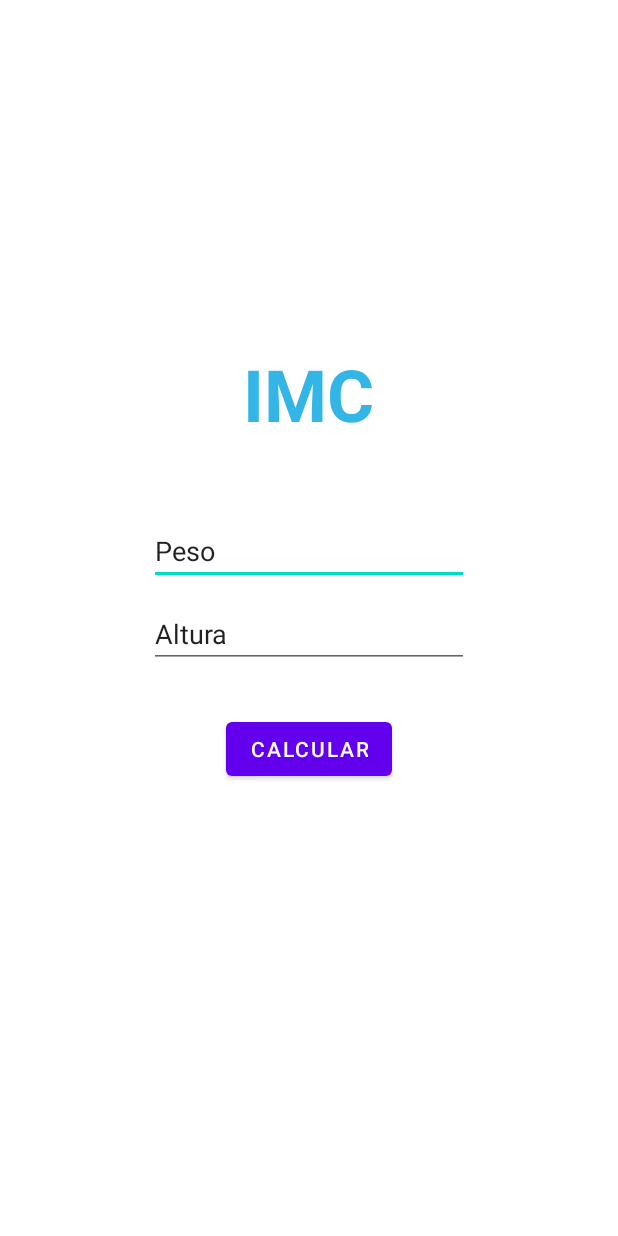
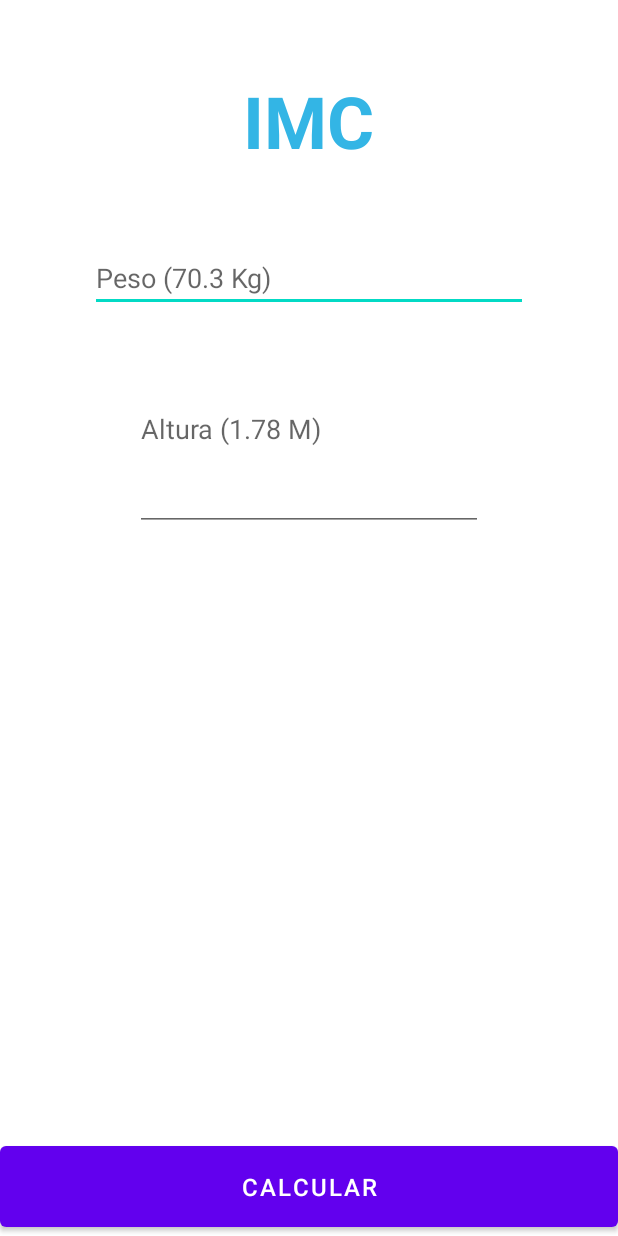
Before and after one commit to BrunoGambaRocha/KotlinMyFirstApp, an Android app: the screen it shows after launch (MainActivity before the commit, MainRelative after it), on a phone screen of 412 x 824 dp. Run offline under Robolectric (Android 15) with nearby library versions, the phone set to English and light mode, and no system bars.

Commit message:
RelativeLayout exercise with StartActivity changed

```diff
--- a/app/src/main/AndroidManifest.xml
+++ b/app/src/main/AndroidManifest.xml
@@ -9,16 +9,15 @@
         android:roundIcon="@mipmap/ic_launcher_round"
         android:supportsRtl="true"
         android:theme="@style/Theme.IMCApp">
-
-        <activity android:name=".MainActivity">
+        <activity android:name=".MainActivity"></activity>
+        <activity android:name=".ResultActivity" />
+        <activity android:name=".MainRelative">
             <intent-filter>
                 <action android:name="android.intent.action.MAIN" />
                 <category android:name="android.intent.category.LAUNCHER" />
             </intent-filter>
         </activity>
 
-        <activity android:name=".ResultActivity"></activity>
-
     </application>
 
 </manifest>
--- /dev/null
+++ b/app/src/main/java/br/com/brunoti/cursos/dio/imcapp/MainRelative.kt
@@ -0,0 +1,11 @@
+package br.com.brunoti.cursos.dio.imcapp
+
+import androidx.appcompat.app.AppCompatActivity
+import android.os.Bundle
+
+class MainRelative : AppCompatActivity() {
+    override fun onCreate(savedInstanceState: Bundle?) {
+        super.onCreate(savedInstanceState)
+        setContentView(R.layout.main_relative)
+    }
+}
--- a/app/src/main/res/layout/activity_main.xml
+++ b/app/src/main/res/layout/activity_main.xml
@@ -1,10 +1,11 @@
 <?xml version="1.0" encoding="utf-8"?>
 <LinearLayout xmlns:android="http://schemas.android.com/apk/res/android"
+    xmlns:tools="http://schemas.android.com/tools"
     android:layout_width="match_parent"
     android:layout_height="match_parent"
-    xmlns:tools="http://schemas.android.com/tools"
     android:orientation="vertical"
-    android:gravity="center">
+    android:gravity="center"
+    tools:context=".MainActivity">
 
     <TextView
         android:id="@+id/tituloTXT"
@@ -16,20 +17,16 @@
 
     <EditText
         android:id="@+id/pesoEDT"
-        android:inputType="textPersonName"
-        android:text="@string/input_peso"
-        android:layout_marginBottom="10dp"
-        android:ems="10"
-        android:layout_width="wrap_content"
+        android:hint="@string/input_peso"
+        style="@style/input_style"
+        android:layout_width="match_parent"
         android:layout_height="wrap_content" />
 
     <EditText
         android:id="@+id/alturaEDT"
-        android:inputType="textPersonName"
-        android:text="@string/input_altura"
-        android:layout_marginBottom="30dp"
-        android:ems="10"
-        android:layout_width="wrap_content"
+        android:hint="@string/input_altura"
+        style="@style/input_style"
+        android:layout_width="match_parent"
         android:layout_height="wrap_content" />
 
     <Button
--- /dev/null
+++ b/app/src/main/res/layout/main_relative.xml
@@ -0,0 +1,49 @@
+<?xml version="1.0" encoding="utf-8"?>
+<RelativeLayout xmlns:android="http://schemas.android.com/apk/res/android"
+    xmlns:tools="http://schemas.android.com/tools"
+    android:layout_width="match_parent"
+    android:layout_height="match_parent"
+    tools:context=".MainRelative">
+
+    <EditText
+        android:id="@+id/pesoEDT"
+        style="@style/input_style"
+        android:layout_width="match_parent"
+        android:layout_height="wrap_content"
+        android:layout_below="@id/tituloTXT"
+        android:layout_marginHorizontal="60dp"
+        android:hint="@string/input_peso" />
+
+    <EditText
+        android:id="@+id/alturaEDT"
+        style="@style/input_style"
+        android:layout_marginHorizontal="30dp"
+        android:layout_width="match_parent"
+        android:layout_height="wrap_content"
+        android:layout_above="@+id/calcularBTN"
+        android:layout_below="@id/pesoEDT"
+        android:layout_alignStart="@id/pesoEDT"
+        android:layout_alignEnd="@id/pesoEDT"
+        android:layout_marginBottom="404dp"
+        android:hint="@string/input_altura" />
+
+    <Button
+        android:id="@+id/calcularBTN"
+        android:layout_width="match_parent"
+        android:layout_height="wrap_content"
+        android:layout_alignParentBottom="true"
+        android:padding="16dp"
+        android:text="@string/btn_calcular"
+        android:textColor="@color/white"
+        android:textSize="16sp" />
+
+    <TextView
+        android:id="@+id/tituloTXT"
+        style="@style/title"
+        android:text="@string/mensagem"
+        android:layout_marginTop="48dp"
+        android:layout_centerHorizontal="true"
+        android:layout_width="wrap_content"
+        android:layout_height="wrap_content" />
+
+</RelativeLayout>
--- a/app/src/main/res/values/strings.xml
+++ b/app/src/main/res/values/strings.xml
@@ -1,7 +1,7 @@
 <resources>
     <string name="app_name">IMC App</string>
     <string name="mensagem">IMC</string>
-    <string name="input_peso">Peso</string>
-    <string name="input_altura">Altura</string>
+    <string name="input_peso">Peso (70.3 Kg)</string>
+    <string name="input_altura">Altura (1.78 M)</string>
     <string name="btn_calcular">Calcular</string>
 </resources>
--- a/app/src/main/res/values/styles.xml
+++ b/app/src/main/res/values/styles.xml
@@ -6,5 +6,11 @@
         <item name="android:textColor">@android:color/holo_blue_light</item>
         <item name="android:textStyle">bold</item>
         <item name="android:textAllCaps">true</item>
+        <item name="android:layout_marginBottom">50dp</item>
+    </style>
+
+    <style name="input_style">
+        <item name="android:inputType">textPersonName</item>
+        <item name="android:layout_marginBottom">10dp</item>
     </style>
 </resources>
```
